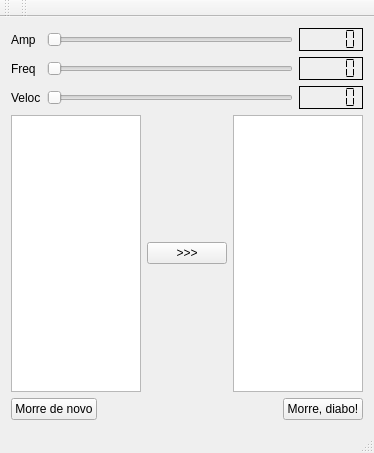
First picture: the form in helloqt/mainwindow.ui, repository agostinhobritojr/dca1202, before the edit.
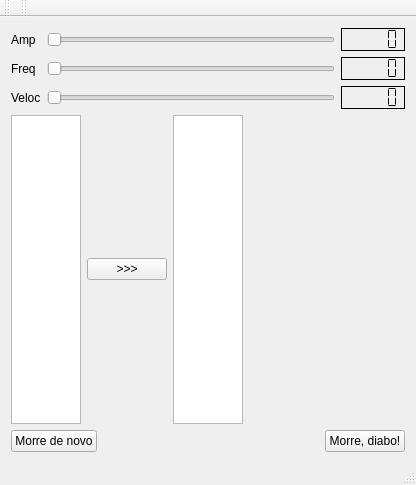
Second picture: the form after the edit. Custom widgets are drawn as their Qt base class.

The edit to the form file:
```diff
--- a/helloqt/mainwindow.ui
+++ b/helloqt/mainwindow.ui
@@ -6,8 +6,8 @@
    <rect>
     <x>0</x>
     <y>0</y>
-    <width>374</width>
-    <height>453</height>
+    <width>416</width>
+    <height>485</height>
    </rect>
   </property>
   <property name="windowTitle">
@@ -95,6 +95,8 @@
      </layout>
     </item>
     <item>
+     <layout class="QHBoxLayout" name="horizontalLayout_3" stretch="30,70">
+      <item>
      <layout class="QHBoxLayout" name="horizontalLayout">
       <item>
        <widget class="QPlainTextEdit" name="plainTextEditEsq"/>
@@ -112,6 +114,11 @@
      </layout>
     </item>
     <item>
+       <widget class="Plotter" name="widgetPlotter" native="true"/>
+      </item>
+     </layout>
+    </item>
+    <item>
      <layout class="QHBoxLayout" name="horizontalLayout_2">
       <item>
        <widget class="QPushButton" name="pushButtonDenovo">
@@ -176,6 +183,14 @@
   </widget>
  </widget>
  <layoutdefault spacing="6" margin="11"/>
+ <customwidgets>
+  <customwidget>
+   <class>Plotter</class>
+   <extends>QWidget</extends>
+   <header>plotter.h</header>
+   <container>1</container>
+  </customwidget>
+ </customwidgets>
  <resources/>
  <connections>
   <connection>
```
Left out of the diff: 2 changed lines with no effect on the pictures. Lines whose indentation alone changed are shown as unchanged.
